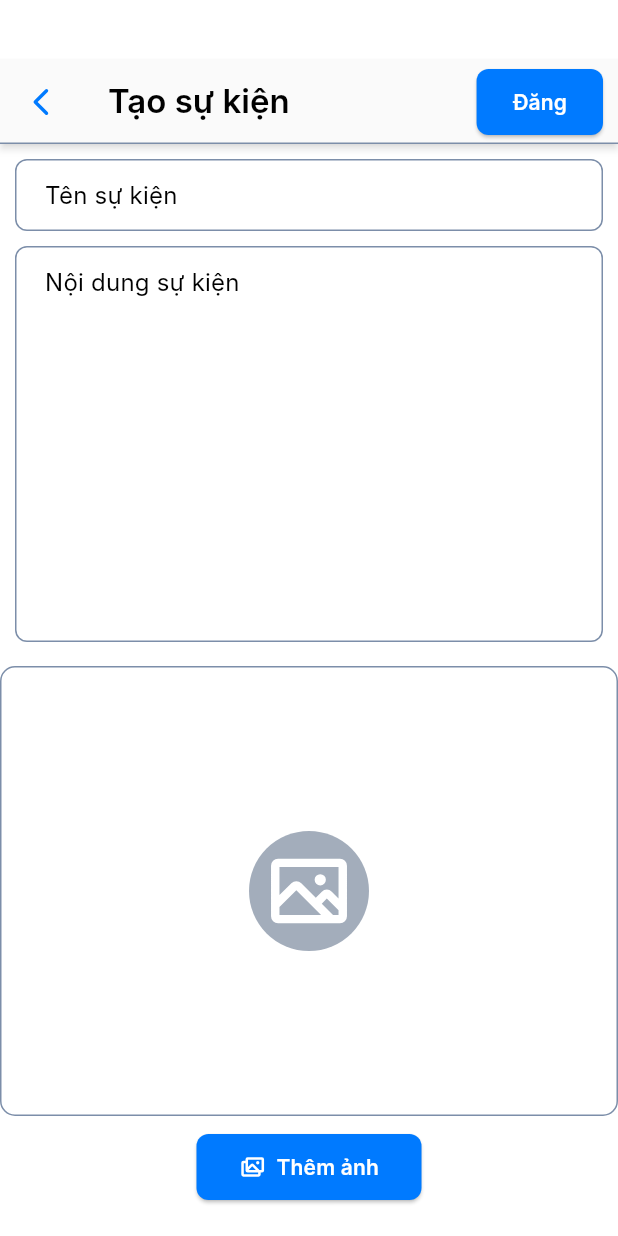
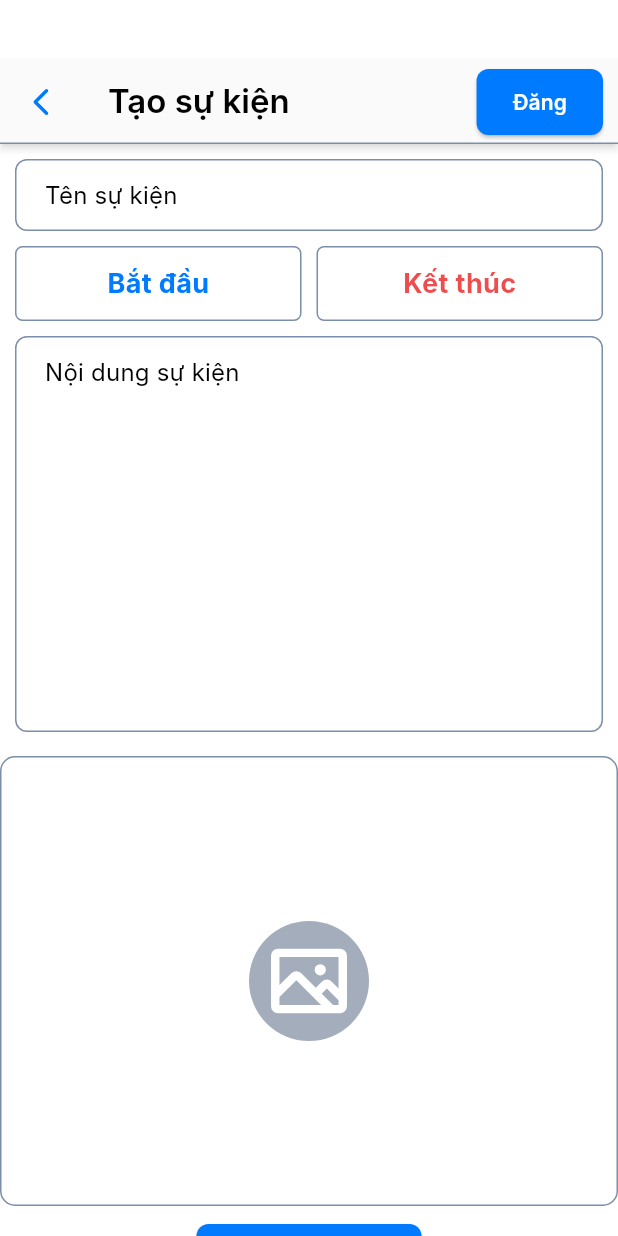
Before and after one commit to leequanno1/qnu_mobile, a Flutter app: the CreateEventView screen opened directly with empty values, on a phone screen of 412 x 824 dp. Run offline on Flutter 3.47's test engine with Material 3 defaults, Android fonts, the phone set to English and light mode, and no system bars; our stand-ins replace get, image_picker, phosphor_flutter, stylish_bottom_bar; Roboto replaces fonts that are missing (Inter).

Commit message:
add create event view

```diff
--- a/lib/presentation/views/org/create_event_view.dart
+++ b/lib/presentation/views/org/create_event_view.dart
@@ -2,9 +2,11 @@ import 'package:flutter/material.dart';
 import 'package:get/get.dart';
 import 'package:phosphor_flutter/phosphor_flutter.dart';
 import 'package:qnu_mobile/assets/app_color.dart';
+import 'package:qnu_mobile/controller/org/date_time_picker_controller.dart';
 import 'package:qnu_mobile/controller/image_picker_controller.dart';
 import 'package:qnu_mobile/controller/org/create_event_controller.dart';
 import 'package:qnu_mobile/models/org.dart';
+import 'package:qnu_mobile/utils/date_time_format.dart';
 
 class CreateEventView extends StatelessWidget {
   final Org org;
@@ -14,7 +16,10 @@ class CreateEventView extends StatelessWidget {
   Widget build(BuildContext context) {
     final ImagePickerController imgController =
         Get.put(ImagePickerController());
-    CreateEventController controller = Get.put(CreateEventController());
+    final CreateEventController controller =
+        Get.put(CreateEventController());
+    final DateTimePickerController dateController =
+        Get.put(DateTimePickerController());
     return DraggableScrollableSheet(
       initialChildSize: 1,
       minChildSize: .9,
@@ -32,6 +37,7 @@ class CreateEventView extends StatelessWidget {
                       Get.back();
                       imgController.clearImages();
                       controller.inputReset();
+                      dateController.dataReset();
                     },
                     icon: Icon(
                       PhosphorIconsBold.caretLeft,
@@ -71,6 +77,63 @@ class CreateEventView extends StatelessWidget {
                           labelStyle: TextStyle(color: Colors.black)),
                       validator: (value) =>
                           value == null || value.isEmpty ? 'Sự kiện mới' : null,
+                    ),
+                  ),
+                  const SizedBox(
+                    height: 10,
+                  ),
+                  Padding(
+                    padding: const EdgeInsets.only(left: 10, right: 10),
+                    child: Row(
+                      spacing: 10,
+                      children: [
+                        Expanded(
+                          child: GestureDetector(
+                            onTap: () async {
+                              dateController.selectStartTime(context);
+                            },
+                            child: Container(
+                              alignment: AlignmentDirectional.center,
+                              height: 50,
+                              decoration: BoxDecoration(
+                                  border: Border.all(
+                                      color: AppColors.outline, width: 1),
+                                  borderRadius:
+                                      BorderRadius.all(Radius.circular(5))),
+                              child: Obx(
+                                () => Text(
+                                  dateController.startTime.value == null
+                                      ? "Bắt đầu"
+                                      : DateTimeFormat.toDateTime(dateController.startTime.value),
+                                  style: TextStyle(color: AppColors.primary, fontWeight: FontWeight.bold, fontSize: 18),
+                                ),
+                              ),
+                            ),
+                          ),
+                        ),
+                        Expanded(
+                          child: GestureDetector(
+                            onTap: () async {
+                              dateController.selectEndTime(context);
+                            },
+                            child: Container(
+                              height: 50,
+                              alignment: AlignmentDirectional.center,
+                              decoration: BoxDecoration(
+                                  border: Border.all(
+                                      color: AppColors.outline, width: 1),
+                                  borderRadius:
+                                      BorderRadius.all(Radius.circular(5))),
+                              child: Obx(() => Text(
+                                dateController.endTime.value == null
+                                      ? "Kết thúc"
+                                      : DateTimeFormat.toDateTime(dateController.endTime.value),
+                                style: TextStyle(color: AppColors.textRed, fontWeight: FontWeight.bold, fontSize: 18),
+                              ),),
+                            ),
+                          ),
+                        )
+                      ],
                     ),
                   ),
                   const SizedBox(
--- a/lib/utils/date_time_format.dart
+++ b/lib/utils/date_time_format.dart
@@ -1,6 +1,7 @@
 
 class DateTimeFormat {
-  static String toDateTime(DateTime dateTime) {
+  static String toDateTime(DateTime? dateTime) {
+    if(dateTime == null) return "";
     String day = dateTime.day.toString().padLeft(2, '0');
     String month = dateTime.month.toString().padLeft(2, '0');
     String year = dateTime.year.toString();
```
Also changed, not shown: lib/controller/org/date_time_picker_controller.dart (added, +70 -0 lines).
